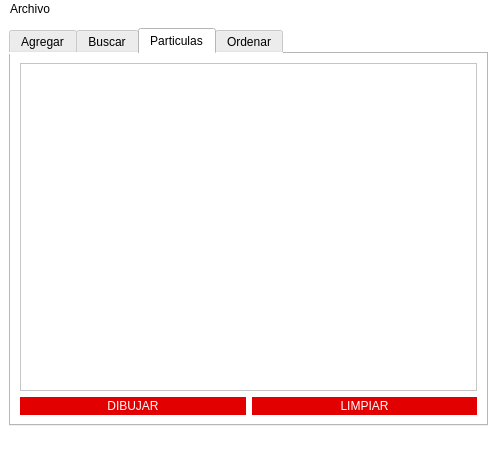
First picture: the form in main_window.ui, repository Tadeo-2404/UI-User-Interface, before the edit.
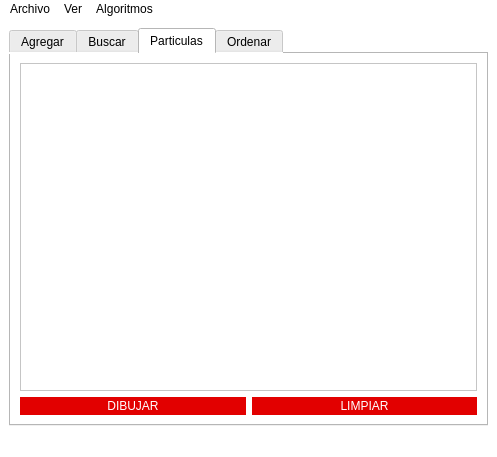
Second picture: the form after the edit. The open tabs and pages were chosen to show the change.

```diff
--- a/main_window.ui
+++ b/main_window.ui
@@ -499,7 +499,21 @@
     <addaction name="actionGuardar"/>
     <addaction name="actionAbrir"/>
    </widget>
+   <widget class="QMenu" name="menuVer">
+    <property name="title">
+     <string>Ver</string>
+    </property>
+    <addaction name="actionPuntos_Cercanos"/>
+   </widget>
+   <widget class="QMenu" name="menuAlgoritmos">
+    <property name="title">
+     <string>Algoritmos</string>
+    </property>
+    <addaction name="actionAlgoritmos"/>
+   </widget>
    <addaction name="menuArchivo"/>
+   <addaction name="menuVer"/>
+   <addaction name="menuAlgoritmos"/>
   </widget>
   <widget class="QStatusBar" name="statusbar"/>
   <action name="actionGuardar">
```
Left out of the diff: 12 changed lines with no effect on the pictures.
